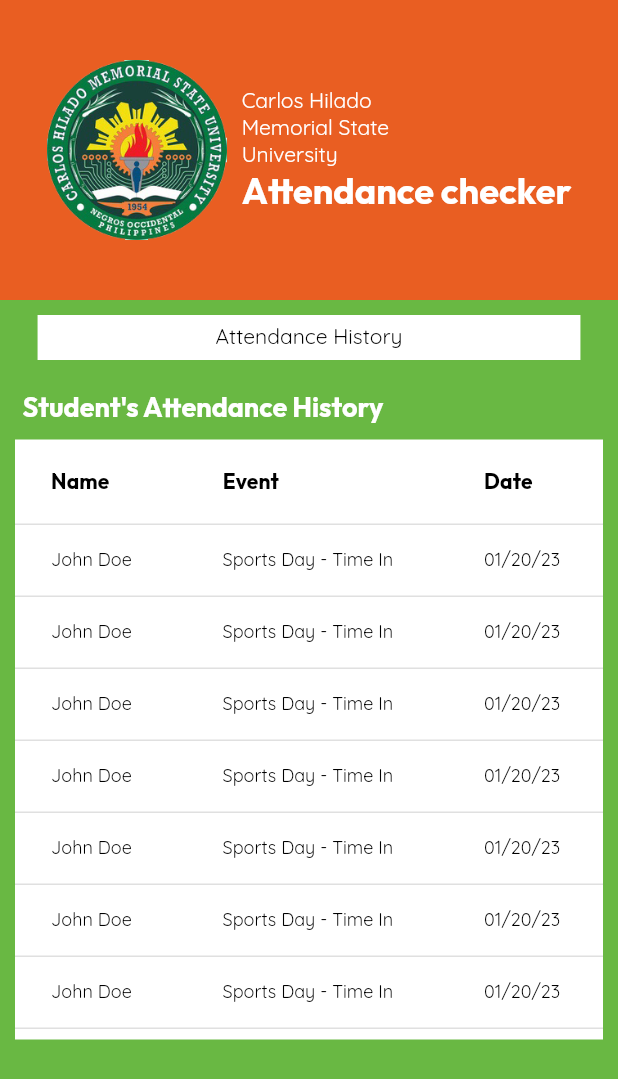
After one commit to lansoyyy/biometrics_attendance_monitoring, a Flutter app: the AdminHomeScreen screen opened directly, on a phone screen of 412 x 824 dp. The commit adds this screen. Shown: the top 1079 px of the screen. Run offline on Flutter 3.47's test engine with Material 2 defaults, Android fonts, the phone set to English and light mode, and no system bars; our stand-ins replace cloud_firestore, fluttertoast, get_storage, local_auth; accounts and stored records are empty.

Commit message:
added admin homne

```diff
--- /dev/null
+++ b/lib/screens/admin_home.dart
@@ -0,0 +1,167 @@
+import 'package:biometrics_attendance/utils/colors.dart';
+import 'package:biometrics_attendance/widgets/text_widget.dart';
+import 'package:flutter/material.dart';
+
+class AdminHomeScreen extends StatefulWidget {
+  @override
+  State<AdminHomeScreen> createState() => _AdminHomeScreenState();
+}
+
+class _AdminHomeScreenState extends State<AdminHomeScreen> {
+  @override
+  Widget build(BuildContext context) {
+    return DefaultTabController(
+      length: 1,
+      child: Scaffold(
+        backgroundColor: secondary,
+        body: Column(
+          children: [
+            Container(
+              width: double.infinity,
+              height: 200,
+              color: primary,
+              child: SafeArea(
+                child: Padding(
+                  padding: const EdgeInsets.only(left: 20, right: 20),
+                  child: Row(
+                    mainAxisAlignment: MainAxisAlignment.center,
+                    children: [
+                      Image.asset(
+                        'assets/images/logo.png',
+                        height: 120,
+                      ),
+                      const SizedBox(
+                        width: 10,
+                      ),
+                      Column(
+                        crossAxisAlignment: CrossAxisAlignment.start,
+                        mainAxisAlignment: MainAxisAlignment.center,
+                        children: [
+                          SizedBox(
+                            width: 150,
+                            child: TextRegular(
+                                text: 'Carlos Hilado Memorial State University',
+                                fontSize: 14,
+                                color: Colors.white),
+                          ),
+                          TextBold(
+                              text: 'Attendance checker',
+                              fontSize: 24,
+                              color: Colors.white)
+                        ],
+                      ),
+                    ],
+                  ),
+                ),
+              ),
+            ),
+            Padding(
+              padding: const EdgeInsets.fromLTRB(25, 10, 25, 20),
+              child: ClipRRect(
+                child: Container(
+                  height: 30,
+                  color: Colors.white,
+                  child: const TabBar(
+                    unselectedLabelColor: Colors.white,
+                    indicator: BoxDecoration(color: Colors.white),
+                    labelColor: Colors.black,
+                    labelStyle: TextStyle(
+                      color: Colors.black,
+                      fontFamily: 'QRegular',
+                      fontSize: 14,
+                    ),
+                    tabs: [
+                      // Tab(
+                      //   text: 'Register',
+                      // ),
+                      // Tab(
+                      //   text: 'Attendance',
+                      // ),
+                      Tab(
+                        text: 'Attendance History',
+                      ),
+                    ],
+                  ),
+                ),
+              ),
+            ),
+            Expanded(
+              child: SizedBox(
+                child: TabBarView(children: [
+                  // const RegisterTab(),
+                  // AttendanceTab(),
+                  Column(
+                    crossAxisAlignment: CrossAxisAlignment.start,
+                    children: [
+                      Padding(
+                        padding: const EdgeInsets.only(left: 15),
+                        child: TextBold(
+                            text: "Student's Attendance History",
+                            fontSize: 18,
+                            color: Colors.white),
+                      ),
+                      StreamBuilder<Object>(
+                          stream: null,
+                          builder: (context, snapshot) {
+                            return Padding(
+                              padding:
+                                  const EdgeInsets.fromLTRB(10, 10, 10, 20),
+                              child: Container(
+                                height: 400,
+                                width: double.infinity,
+                                color: Colors.white,
+                                child: SingleChildScrollView(
+                                  child: DataTable(columns: [
+                                    DataColumn(
+                                        label: TextBold(
+                                            text: 'Name',
+                                            fontSize: 14,
+                                            color: Colors.black)),
+                                    DataColumn(
+                                        label: TextBold(
+                                            text: 'Event',
+                                            fontSize: 14,
+                                            color: Colors.black)),
+                                    DataColumn(
+                                        label: TextBold(
+                                            text: 'Date',
+                                            fontSize: 14,
+                                            color: Colors.black)),
+                                  ], rows: [
+                                    for (int i = 0; i < 50; i++)
+                                      DataRow(cells: [
+                                        DataCell(
+                                          TextRegular(
+                                              text: 'John Doe',
+                                              fontSize: 12,
+                                              color: Colors.black),
+                                        ),
+                                        DataCell(
+                                          TextRegular(
+                                              text: 'Sports Day - Time In',
+                                              fontSize: 12,
+                                              color: Colors.black),
+                                        ),
+                                        DataCell(
+                                          TextRegular(
+                                              text: '01/20/23',
+                                              fontSize: 12,
+                                              color: Colors.black),
+                                        )
+                                      ]),
+                                  ]),
+                                ),
+                              ),
+                            );
+                          }),
+                    ],
+                  )
+                ]),
+              ),
+            ),
+          ],
+        ),
+      ),
+    );
+  }
+}
--- a/lib/screens/landing_screen.dart
+++ b/lib/screens/landing_screen.dart
@@ -1,3 +1,4 @@
+import 'package:biometrics_attendance/screens/admin_home.dart';
 import 'package:biometrics_attendance/screens/home_screen.dart';
 import 'package:biometrics_attendance/utils/colors.dart';
 import 'package:biometrics_attendance/widgets/text_widget.dart';
@@ -168,12 +169,13 @@
                                           color: Colors.white,
                                           onPressed: () {
                                             if (adminPassword == 'admin123') {
+                                              box.write('user', 'admin');
                                               Fluttertoast.showToast(
                                                   msg: 'Logged in as Admin!');
                                               Navigator.of(context).push(
                                                   MaterialPageRoute(
                                                       builder: (context) =>
-                                                          HomeScreen()));
+                                                          AdminHomeScreen()));
                                             } else {
                                               Fluttertoast.showToast(
                                                   msg:
@@ -284,6 +286,7 @@
                   onPressed: () {
                     if (id == box.read('id') &&
                         password == box.read('password')) {
+                      box.write('user', 'user');
                       Fluttertoast.showToast(msg: 'Login Succesfully!');
                       Navigator.of(context).push(MaterialPageRoute(
                           builder: (context) => HomeScreen()));
```
